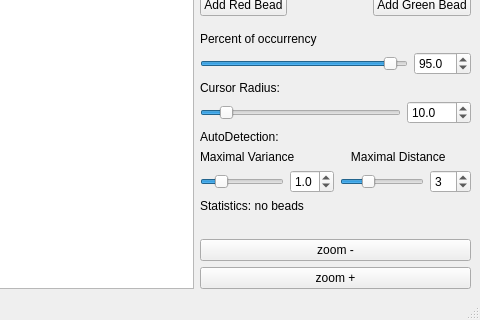
Qt form colorcomposer/mainwindow.ui (ukoethe/simple-STORM) before a commit; both pictures show x 296 to 776 and y 315 to 635 of the 776 by 635 pixel window.
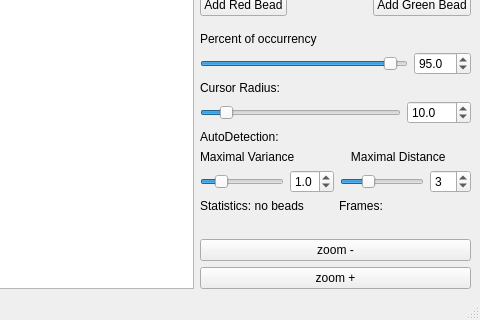
The same form after that commit.

What changed in the file:
```diff
--- a/colorcomposer/mainwindow.ui
+++ b/colorcomposer/mainwindow.ui
@@ -288,6 +288,16 @@
        </layout>
       </item>
       <item>
+       <layout class="QHBoxLayout" name="horizontalLayout_5">
+        <property name="topMargin">
+         <number>0</number>
+        </property>
+        <item>
+         <layout class="QVBoxLayout" name="verticalLayout">
+          <property name="topMargin">
+           <number>0</number>
+          </property>
+          <item>
        <widget class="QLabel" name="statsNumber">
         <property name="text">
          <string>Statistics: no beads</string>
@@ -300,6 +310,34 @@
          <string/>
         </property>
        </widget>
+          </item>
+         </layout>
+        </item>
+        <item>
+         <layout class="QVBoxLayout" name="verticalLayout_4">
+          <property name="spacing">
+           <number>6</number>
+          </property>
+          <property name="sizeConstraint">
+           <enum>QLayout::SetDefaultConstraint</enum>
+          </property>
+          <item>
+           <widget class="QLabel" name="label_6">
+            <property name="text">
+             <string>Frames:</string>
+            </property>
+           </widget>
+          </item>
+          <item>
+           <widget class="QLabel" name="statsNumberOfFrames">
+            <property name="text">
+             <string/>
+            </property>
+           </widget>
+          </item>
+         </layout>
+        </item>
+       </layout>
       </item>
       <item>
        <spacer name="verticalSpacer">
```
Lines whose indentation alone changed are shown as unchanged.
